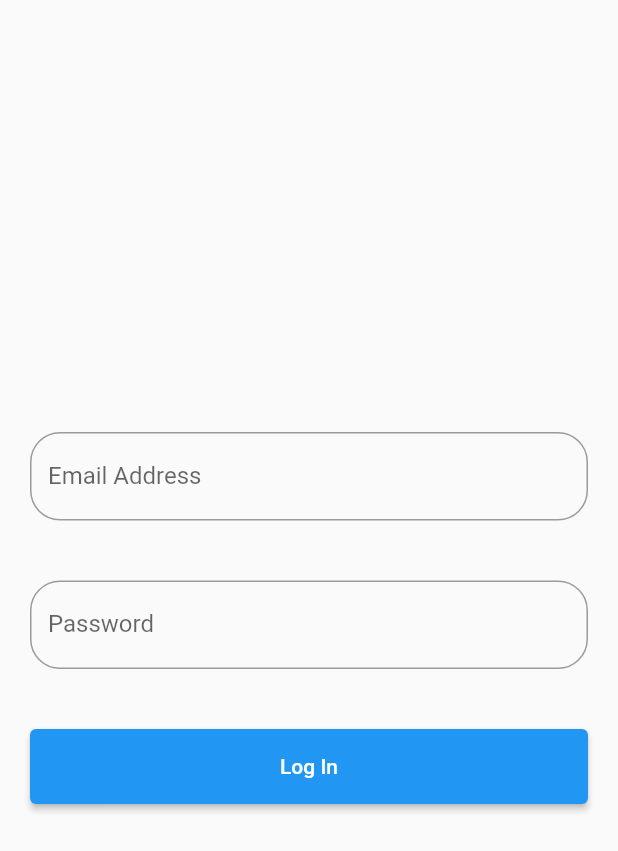
After one commit to IstiaqOsman/Flutter_Project_from_SDMGA, a Flutter app: the login_page screen opened directly, after a tap on "Log In", on a phone screen of 412 x 824 dp. The commit adds this screen. Shown: the top 851 px of the screen. Run offline on Flutter 3.47's test engine with Material 2 defaults, Android fonts, the phone set to English and light mode, and no system bars; our stand-ins replace curved_navigation_bar, firebase_auth, firebase_core, fluttertoast; accounts and stored records are empty; network calls fail.

Commit message:
Connecting with Google Firebase and login after authenticating with email and password

```diff
--- /dev/null
+++ b/lib/drawer_folders/login_page.dart
@@ -0,0 +1,94 @@
+import 'package:flutter/material.dart';
+import 'package:flutter/cupertino.dart';
+import 'common_class.dart';
+import 'package:firebase_auth/firebase_auth.dart';
+import 'package:firebase_core/firebase_core.dart';
+
+// void main() async{
+//   WidgetsFlutterBinding.ensureInitialized();
+//   await Firebase.initializeApp();
+//   runApp(MaterialApp(
+//     home: login_page(),
+//   ));
+// }
+class login_page extends StatefulWidget{
+  _statee createState() => _statee();
+}
+
+
+class _statee extends State<login_page>{
+    Future createUser(String email, String password) async{
+    try{
+      await FirebaseAuth.instance.createUserWithEmailAndPassword(
+        email: email,
+        password: password,
+      );
+      Common().customtoast("Please provide correct Email Address and Password");
+    } on FirebaseAuthException catch (e){
+      if(e.code == 'weak-password'){
+        Common().customtoast("The password provided is too weak.");
+      }else if(e.code == 'emai"l-already-in-use'){
+        Common().customtoast("The account already exists for that email.");
+      }
+    } catch(e){
+      print(e);
+      Common().customtoast(e.toString());
+    }
+
+  }
+  TextEditingController emailController = TextEditingController();
+  TextEditingController passwordController = TextEditingController();
+  @override
+  Widget build(BuildContext context){
+
+    return Scaffold(
+
+      body: Column(
+        mainAxisAlignment: MainAxisAlignment.center,
+        crossAxisAlignment: CrossAxisAlignment.center,
+        children: [
+          Padding(
+              padding: EdgeInsets.all(20),
+              child: TextField(
+                controller: emailController,
+                decoration: InputDecoration(
+                  border: OutlineInputBorder(
+                    borderRadius: BorderRadius.all(Radius.circular(20))
+                  ),
+                  labelText: 'Email Address'
+                ),
+              ),
+
+          ),
+          Padding(
+            padding: EdgeInsets.all(20),
+            child: TextField(
+              obscureText: true,
+              controller: passwordController,
+              decoration: InputDecoration(
+                  border: OutlineInputBorder(
+                      borderRadius: BorderRadius.all(Radius.circular(20))
+                  ),
+                  labelText: 'Password'
+              ),
+            ),
+
+          ),
+          Padding(
+            padding: EdgeInsets.all(20),
+            child: Container(
+              width: MediaQuery.of(context).size.width,
+              height: 50,
+              child: ElevatedButton(
+                onPressed: (){
+                  createUser(emailController.text, passwordController.text);
+                },
+                child: Text("Log In"),
+              ),
+            ),
+          ),
+        ],
+      ),
+    );
+  }
+}
--- a/pubspec.yaml
+++ b/pubspec.yaml
@@ -26,6 +26,8 @@ dependencies:
   cupertino_icons: ^1.0.2
   curved_navigation_bar: ^1.0.1
   fluttertoast: ^8.0.8
+  firebase_core: ^1.10.2
+  firebase_auth: ^3.3.0
   http: ^0.13.4
 dev_dependencies:
   flutter_test:
```
Also changed, not shown: lib/drawer_folders/common_class.dart (added, +15 -0 lines), lib/drawer_folders/customDrawer.dart (+12 -0 lines), lib/main.dart (+10 -4 lines), lib/drawer_folders/fake_store/static.dart (added), lib/drawer_folders/fake_store/users.dart (added), lib/drawer_folders/ui/home.dart (added), pubspec.lock, 4 other files.
